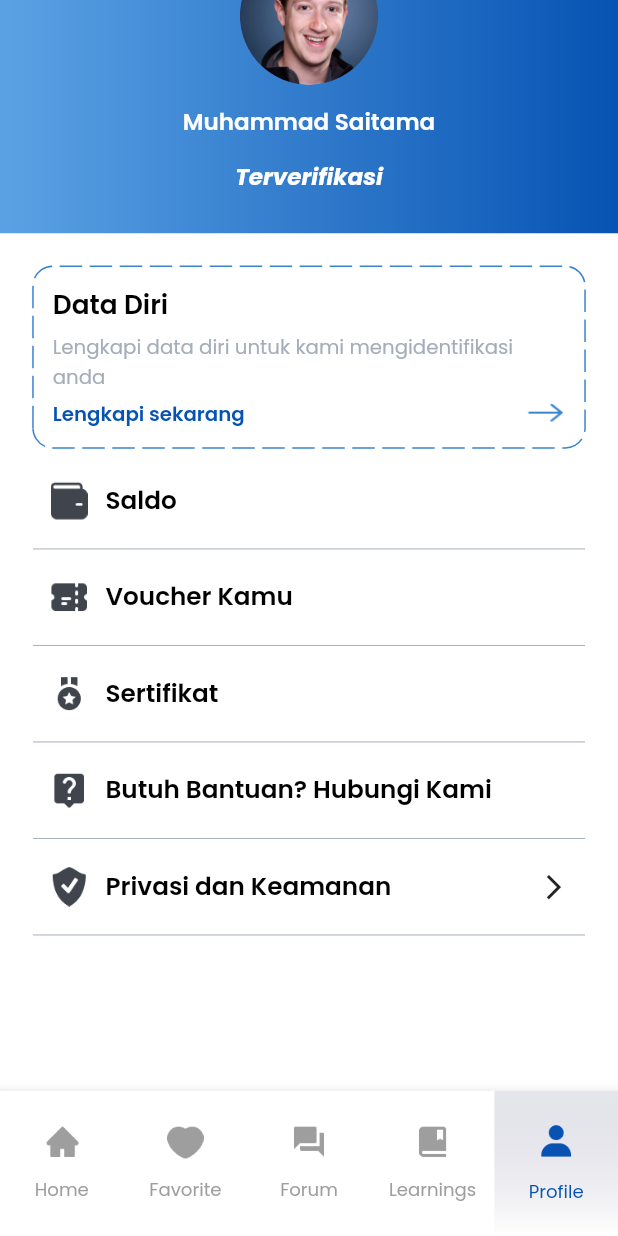
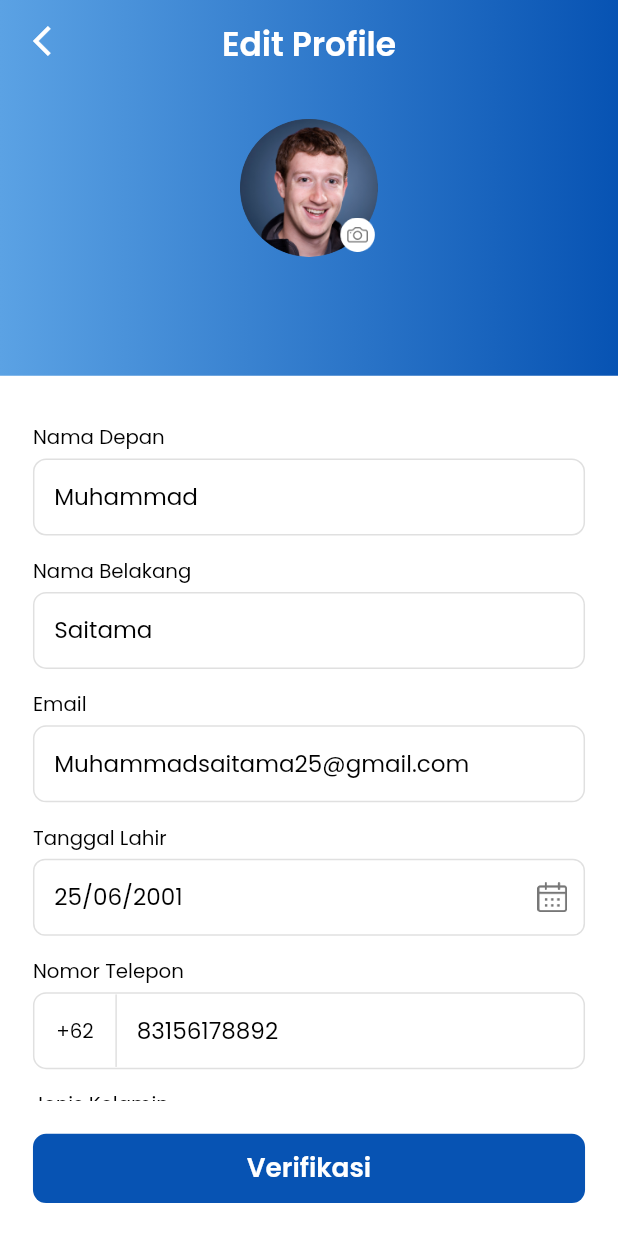
Before and after one commit to fathulaziss/profile-student, a Flutter app: the screen it shows after launch, scrolled down 95 dp, after a tap on "Data Diri", on a phone screen of 412 x 824 dp. Run offline on Flutter 3.47's test engine with Material 2 defaults, Android fonts, the light colour scheme and no system bars; drawn by our look-alikes of dotted_border; our stand-ins replace dropdown_button2, flutter_screenutil, flutter_spinkit, get, google_fonts, image_picker; missing offline and left inert: easy_mask; project files that could hold a hidden picture were left out.

Commit message:
add data diri view

```diff
--- /dev/null
+++ b/lib/app/modules/data_diri/bindings/data_diri_binding.dart
@@ -0,0 +1,9 @@
+import 'package:get/get.dart';
+import 'package:profile_student/app/modules/data_diri/controllers/data_diri_controller.dart';
+
+class DataDiriBinding extends Bindings {
+  @override
+  void dependencies() {
+    Get.lazyPut<DataDiriController>(() => DataDiriController());
+  }
+}
--- /dev/null
+++ b/lib/app/modules/data_diri/components/data_diri_header.dart
@@ -0,0 +1,115 @@
+import 'dart:io';
+
+import 'package:flutter/material.dart';
+import 'package:flutter_screenutil/flutter_screenutil.dart';
+import 'package:get/get.dart';
+import 'package:image_picker/image_picker.dart';
+import 'package:profile_student/app/modules/data_diri/components/data_diri_photo.dart';
+import 'package:profile_student/app/modules/data_diri/controllers/data_diri_controller.dart';
+import 'package:profile_student/styles/styles.dart';
+import 'package:profile_student/utils/app_asset.dart';
+import 'package:profile_student/widgets/others/bottomsheet_custom.dart';
+
+class DataDiriHeader extends GetView<DataDiriController> {
+  const DataDiriHeader({super.key});
+
+  @override
+  Widget build(BuildContext context) {
+    return Obx(
+      () => Container(
+        width: Get.width,
+        height: 228.w,
+        decoration: const BoxDecoration(
+          gradient: LinearGradient(
+            begin: Alignment.centerRight,
+            end: Alignment.centerLeft,
+            colors: [
+              Color(0xFF0753B3),
+              Color(0xFF5BA2E4),
+            ],
+          ),
+        ),
+        child: Stack(
+          children: [
+            Align(
+              child: Column(
+                children: [
+                  Padding(
+                    padding: EdgeInsets.symmetric(vertical: 12.w),
+                    child: Text(
+                      'Edit Profile',
+                      style: TextStyles.title
+                          .copyWith(fontSize: 20.w, color: Colors.white),
+                      textAlign: TextAlign.center,
+                    ),
+                  ),
+                ],
+              ),
+            ),
+            Positioned(
+              top: 13.w,
+              left: 20.w,
+              child: IconButton(
+                onPressed: Get.back,
+                padding: EdgeInsets.zero,
+                constraints: BoxConstraints(minHeight: 24.w),
+                icon: const Icon(Icons.arrow_back_ios, color: Colors.white),
+              ),
+            ),
+            Align(
+              child: InkWell(
+                onTap: () {
+                  BottomSheetCustom(
+                    context: context,
+                    initialChildSize: 0.3,
+                    child: DataDiriPhoto(
+                      onTapCamera: () {
+                        controller.changeProfile(ImageSource.camera);
+                      },
+                      onTapGallery: () {
+                        controller.changeProfile(ImageSource.gallery);
+                      },
+                      onTapRemove: () {
+                        controller.photoProfileEdited('');
+                      },
+                    ),
+                  ).showData();
+                },
+                child: Container(
+                  width: 84.w,
+                  height: 84.w,
+                  decoration: BoxDecoration(
+                    shape: BoxShape.circle,
+                    image: controller.photoProfileEdited.value.isEmpty
+                        ? DecorationImage(
+                            fit: BoxFit.cover,
+                            image:
+                                AssetImage(AppAsset.image('img_profile.png')),
+                          )
+                        : DecorationImage(
+                            fit: BoxFit.cover,
+                            image: FileImage(
+                              File(controller.photoProfileEdited.value),
+                            ),
+                          ),
+                  ),
+                  child: Stack(
+                    alignment: Alignment.bottomRight,
+                    children: [
+                      SizedBox.square(
+                        dimension: 24.w,
+                        child: Image.asset(
+                          AppAsset.icon('ic_camera.png'),
+                        ),
+                      )
+                    ],
+                  ),
+                ),
+              ),
+            )
+          ],
+        ),
+      ),
+    );
+  }
+}
--- /dev/null
+++ b/lib/app/modules/data_diri/controllers/data_diri_controller.dart
@@ -0,0 +1,21 @@
+import 'package:flutter/material.dart';
+import 'package:get/get.dart';
+import 'package:image_picker/image_picker.dart';
+
+class DataDiriController extends GetxController {
+  final cNamaDepan = TextEditingController(text: 'Muhammad');
+  final cNamaBelakang = TextEditingController(text: 'Saitama');
+  final cEmail = TextEditingController(text: 'Muhammadsaitama25@gmail.com');
+  final cTanggalLahir = TextEditingController(text: '25/06/2001');
+  final cNoTelepon = TextEditingController(text: '83156178892');
+  final cJenisKelamin = TextEditingController(text: 'Laki-Laki');
+  final cPeran = TextEditingController(text: 'Student');
+
+  RxString photoProfileEdited = ''.obs;
+
+  Future<void> changeProfile(ImageSource source) async {
+    final picker = ImagePicker();
+    final file = await picker.pickImage(source: source);
+    photoProfileEdited(file!.path);
+  }
+}
--- /dev/null
+++ b/lib/app/modules/data_diri/views/data_diri_view.dart
@@ -0,0 +1,115 @@
+import 'package:flutter/material.dart';
+import 'package:flutter_screenutil/flutter_screenutil.dart';
+import 'package:get/get.dart';
+import 'package:profile_student/app/modules/data_diri/components/data_diri_header.dart';
+import 'package:profile_student/app/modules/data_diri/controllers/data_diri_controller.dart';
+import 'package:profile_student/styles/styles.dart';
+import 'package:profile_student/utils/app_asset.dart';
+import 'package:profile_student/widgets/buttons/button_primary.dart';
+import 'package:profile_student/widgets/inputs/input_date.dart';
+import 'package:profile_student/widgets/inputs/input_email.dart';
+import 'package:profile_student/widgets/inputs/input_phone.dart';
+import 'package:profile_student/widgets/inputs/input_primary.dart';
+
+class DataDiriView extends GetView<DataDiriController> {
+  const DataDiriView({super.key});
+
+  @override
+  Widget build(BuildContext context) {
+    return Scaffold(
+      backgroundColor: Colors.white,
+      bottomNavigationBar: Column(
+        mainAxisSize: MainAxisSize.min,
+        children: [
+          Padding(
+            padding: EdgeInsets.all(20.w),
+            child: ButtonPrimary(
+              onTap: () {},
+              label: 'Verifikasi',
+              radius: 8.w,
+            ),
+          ),
+        ],
+      ),
+      body: SafeArea(
+        child: SingleChildScrollView(
+          child: Column(
+            children: [
+              const DataDiriHeader(),
+              verticalSpace(28.w),
+              Padding(
+                padding: EdgeInsets.symmetric(horizontal: 20.w),
+                child: Column(
+                  children: [
+                    InputPrimary(
+                      label: 'Nama Depan',
+                      hint: 'Masukkan Nama Depan',
+                      controller: controller.cNamaDepan,
+                      onChanged: (value) {},
+                      validation: (value) => true,
+                    ),
+                    verticalSpace(Insets.sm),
+                    InputPrimary(
+                      label: 'Nama Belakang',
+                      hint: 'Masukkan Nama Belakang',
+                      controller: controller.cNamaBelakang,
+                      onChanged: (value) {},
+                      validation: (value) => true,
+                    ),
+                    verticalSpace(Insets.sm),
+                    InputEmail(
+                      label: 'Email',
+                      hint: 'Masukkan Email',
+                      controller: controller.cEmail,
+                      value: (value) {},
+                      validation: (value) => true,
+                    ),
+                    verticalSpace(Insets.sm),
+                    InputDate(
+                      label: 'Tanggal Lahir',
+                      hint: 'Pilih Tanggal Lahir',
+                      suffixIcon: Padding(
+                        padding: EdgeInsets.only(right: 10.w),
+                        child: SizedBox.square(
+                          dimension: 18.w,
+                          child: Image.asset(AppAsset.icon('ic_date.png')),
+                        ),
+                      ),
+                      controller: controller.cTanggalLahir,
+                      value: (value) {},
+                      validation: (value) => true,
+                    ),
+                    verticalSpace(Insets.sm),
+                    InputPhone(
+                      label: 'Nomor Telepon',
+                      hint: 'Masukkan Nomor Telepon',
+                      withCountryCode: true,
+                      controller: controller.cNoTelepon,
+                      validation: (value) => false,
+                    ),
+                    verticalSpace(Insets.sm),
+                    InputPrimary(
+                      label: 'Jenis Kelamin',
+                      hint: 'Masukkan Jenis Kelamin',
+                      controller: controller.cJenisKelamin,
+                      onChanged: (value) {},
+                      validation: (value) => true,
+                    ),
+                    verticalSpace(Insets.sm),
+                    InputPrimary(
+                      label: 'Peran',
+                      hint: 'Masukkan Peran',
+                      controller: controller.cPeran,
+                      onChanged: (value) {},
+                      validation: (value) => true,
+                    ),
+                  ],
+                ),
+              )
+            ],
+          ),
+        ),
+      ),
+    );
+  }
+}
--- a/lib/app/modules/home/components/tab_profile_header.dart
+++ b/lib/app/modules/home/components/tab_profile_header.dart
@@ -57,7 +57,7 @@ class TabProfileHeader extends StatelessWidget {
                 ),
                 verticalSpace(Insets.med),
                 Text(
-                  'Terverifikasi',
+                  'Belum Terverifikasi',
                   style: TextStyles.title.copyWith(
                     fontSize: 14.w,
                     color: Colors.white,
--- a/lib/app/modules/home/components/tab_profile_info.dart
+++ b/lib/app/modules/home/components/tab_profile_info.dart
@@ -1,6 +1,8 @@
 import 'package:dotted_border/dotted_border.dart';
 import 'package:flutter/material.dart';
 import 'package:flutter_screenutil/flutter_screenutil.dart';
+import 'package:get/get.dart';
+import 'package:profile_student/app/routes/app_pages.dart';
 import 'package:profile_student/styles/colors.dart';
 import 'package:profile_student/styles/styles.dart';
 import 'package:profile_student/utils/app_asset.dart';
@@ -11,7 +13,7 @@ class TabProfileInfo extends StatelessWidget {
   @override
   Widget build(BuildContext context) {
     return InkWell(
-      onTap: () {},
+      onTap: () => Get.toNamed(Routes.DATA_DIRI),
       child: Padding(
         padding: EdgeInsets.symmetric(horizontal: 20.w),
         child: DottedBorder(
--- a/lib/app/routes/app_pages.dart
+++ b/lib/app/routes/app_pages.dart
@@ -1,4 +1,6 @@
 import 'package:get/get.dart';
+import 'package:profile_student/app/modules/data_diri/bindings/data_diri_binding.dart';
+import 'package:profile_student/app/modules/data_diri/views/data_diri_view.dart';
 import 'package:profile_student/app/modules/edit_profile/bindings/edit_profile_binding.dart';
 import 'package:profile_student/app/modules/edit_profile/views/edit_profile_view.dart';
 import 'package:profile_student/app/modules/home/bindings/home_binding.dart';
@@ -24,5 +26,10 @@ class AppPages {
       page: () => const EditProfileView(),
       binding: EditProfileBinding(),
     ),
+    GetPage(
+      name: _Paths.DATA_DIRI,
+      page: () => const DataDiriView(),
+      binding: DataDiriBinding(),
+    ),
   ];
 }
--- a/lib/app/routes/app_routes.dart
+++ b/lib/app/routes/app_routes.dart
@@ -7,10 +7,12 @@ abstract class Routes {
   Routes._();
   static const HOME = _Paths.HOME;
   static const EDIT_PROFILE = _Paths.EDIT_PROFILE;
+  static const DATA_DIRI = _Paths.DATA_DIRI;
 }
 
 abstract class _Paths {
   _Paths._();
   static const HOME = '/home';
   static const EDIT_PROFILE = '/edit-profile';
+  static const DATA_DIRI = '/data-diri';
 }
--- a/lib/main.dart
+++ b/lib/main.dart
@@ -1,7 +1,9 @@
 import 'package:flutter/material.dart';
+import 'package:flutter/services.dart';
 import 'package:flutter_screenutil/flutter_screenutil.dart';
 import 'package:get/get.dart';
 import 'package:profile_student/app/routes/app_pages.dart';
+import 'package:profile_student/utils/app_utils.dart';
 
 void main() {
   runApp(const App());
@@ -17,10 +19,26 @@ class App extends StatefulWidget {
 class _AppState extends State<App> {
   @override
   Widget build(BuildContext context) {
+    SystemChrome.setPreferredOrientations([
+      DeviceOrientation.portraitUp,
+      DeviceOrientation.portraitDown,
+    ]);
+
     return ScreenUtilInit(
       designSize: const Size(375, 812),
       builder: (context, child) {
         return GetMaterialApp(
+          builder: (context, child) {
+            return MediaQuery(
+              data: MediaQuery.of(context)
+                  .copyWith(textScaleFactor: Get.width <= 360 ? .85 : 1),
+              child: GestureDetector(
+                behavior: HitTestBehavior.translucent,
+                onTap: AppUtils.dismissKeyboard,
+                child: child,
+              ),
+            );
+          },
           title: 'Profile Student',
           initialRoute: AppPages.INITIAL,
           getPages: AppPages.routes,
--- a/lib/widgets/inputs/input_date.dart
+++ b/lib/widgets/inputs/input_date.dart
@@ -1,7 +1,6 @@
 import 'package:flutter/material.dart';
 import 'package:flutter/services.dart';
 import 'package:intl/intl.dart';
-import 'package:profile_student/styles/colors.dart';
 import 'package:profile_student/styles/styles.dart';
 import 'package:profile_student/widgets/inputs/input_primary.dart';
 
@@ -13,7 +12,7 @@ class InputDate extends StatefulWidget {
     this.prefixIcon,
     this.suffixIcon,
     this.color,
-    this.textColor = AppColor.primaryColor,
+    this.textColor = Colors.black,
     this.margin,
     this.padding,
     this.enable = true,
--- a/lib/widgets/inputs/input_email.dart
+++ b/lib/widgets/inputs/input_email.dart
@@ -1,7 +1,6 @@
 import 'package:flutter/material.dart';
 import 'package:flutter/services.dart';
 import 'package:get/get.dart';
-import 'package:profile_student/styles/colors.dart';
 import 'package:profile_student/styles/styles.dart';
 import 'package:profile_student/widgets/inputs/input_primary.dart';
 
@@ -13,7 +12,7 @@ class InputEmail extends StatefulWidget {
     this.prefixIcon,
     this.suffixIcon,
     this.color,
-    this.textColor = AppColor.primaryColor,
+    this.textColor = Colors.black,
     this.margin,
     this.padding,
     this.enable = true,
--- a/lib/widgets/inputs/input_phone.dart
+++ b/lib/widgets/inputs/input_phone.dart
@@ -3,7 +3,6 @@ import 'package:flutter/material.dart';
 import 'package:flutter/services.dart';
 import 'package:flutter_screenutil/flutter_screenutil.dart';
 import 'package:get/get.dart';
-import 'package:profile_student/styles/colors.dart';
 import 'package:profile_student/styles/styles.dart';
 import 'package:profile_student/widgets/inputs/input_primary.dart';
 
@@ -15,7 +14,7 @@ class InputPhone extends StatefulWidget {
     this.prefixIcon,
     this.suffixIcon,
     this.color,
-    this.textColor = AppColor.primaryColor,
+    this.textColor = Colors.black,
     this.margin,
     this.padding,
     this.enable = true,
--- a/lib/widgets/inputs/input_primary.dart
+++ b/lib/widgets/inputs/input_primary.dart
@@ -12,7 +12,7 @@ class InputPrimary extends StatefulWidget {
     this.prefixIcon,
     this.suffixIcon,
     this.color,
-    this.textColor = AppColor.primaryColor,
+    this.textColor = Colors.black,
     this.margin,
     this.padding,
     this.enable = true,
@@ -223,7 +223,7 @@ class _InputPrimaryState extends State<InputPrimary> {
         if (widget.label != null)
           Text(
             widget.label!,
-            style: TextStyles.desc.copyWith(color: AppColor.primaryColor),
+            style: TextStyles.desc.copyWith(color: Colors.black),
           ),
         Container(
           margin: widget.margin ??
```
Also changed, not shown: lib/app/modules/data_diri/components/data_diri_photo.dart (added, +114 -0 lines).
